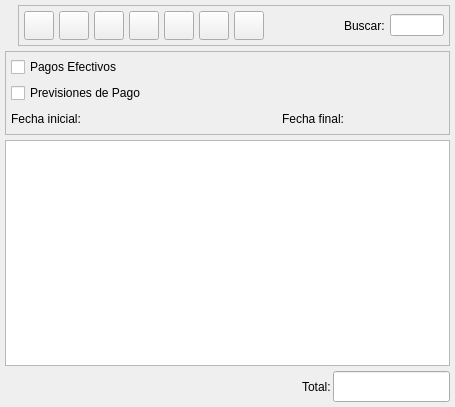
eboladev/Bulmages-1, file bulmages/bulmafact/src/pagoslistbase.ui: the form before one commit.
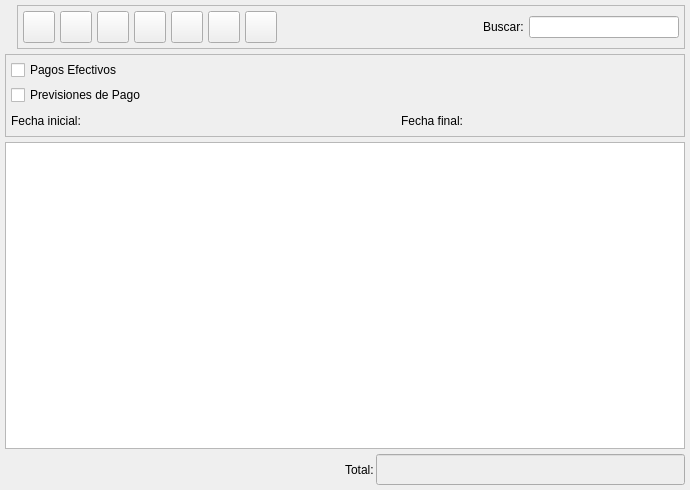
The form after the commit. Icons and pictures are not drawn. Custom widgets are drawn as their Qt base class.

```diff
--- a/bulmages/bulmafact/src/pagoslistbase.ui
+++ b/bulmages/bulmafact/src/pagoslistbase.ui
@@ -9,8 +9,8 @@
    <rect>
     <x>0</x>
     <y>0</y>
-    <width>455</width>
-    <height>407</height>
+    <width>690</width>
+    <height>490</height>
    </rect>
   </property>
   <property name="windowTitle" >
@@ -32,7 +32,7 @@
       <number>0</number>
      </property>
      <property name="spacing" >
-      <number>6</number>
+      <number>5</number>
      </property>
      <item>
       <widget class="QLabel" name="label" >
@@ -69,6 +69,18 @@
         </property>
         <item>
          <widget class="QToolButton" name="mui_crear" >
+          <property name="minimumSize" >
+           <size>
+            <width>32</width>
+            <height>32</height>
+           </size>
+          </property>
+          <property name="maximumSize" >
+           <size>
+            <width>32</width>
+            <height>32</height>
+           </size>
+          </property>
           <property name="toolTip" >
            <string>Nuevo pago</string>
           </property>
@@ -91,6 +103,18 @@
         </item>
         <item>
          <widget class="QToolButton" name="mui_editar" >
+          <property name="minimumSize" >
+           <size>
+            <width>32</width>
+            <height>32</height>
+           </size>
+          </property>
+          <property name="maximumSize" >
+           <size>
+            <width>32</width>
+            <height>32</height>
+           </size>
+          </property>
           <property name="toolTip" >
            <string>Editar pago</string>
           </property>
@@ -113,6 +137,18 @@
         </item>
         <item>
          <widget class="QToolButton" name="mui_borrar" >
+          <property name="minimumSize" >
+           <size>
+            <width>32</width>
+            <height>32</height>
+           </size>
+          </property>
+          <property name="maximumSize" >
+           <size>
+            <width>32</width>
+            <height>32</height>
+           </size>
+          </property>
           <property name="toolTip" >
            <string>Borrar pago</string>
           </property>
@@ -135,6 +171,18 @@
         </item>
         <item>
          <widget class="QToolButton" name="mui_imprimir" >
+          <property name="minimumSize" >
+           <size>
+            <width>32</width>
+            <height>32</height>
+           </size>
+          </property>
+          <property name="maximumSize" >
+           <size>
+            <width>32</width>
+            <height>32</height>
+           </size>
+          </property>
           <property name="toolTip" >
            <string>Imprimir listado</string>
           </property>
@@ -157,6 +205,18 @@
         </item>
         <item>
          <widget class="QToolButton" name="mui_filtrar" >
+          <property name="minimumSize" >
+           <size>
+            <width>32</width>
+            <height>32</height>
+           </size>
+          </property>
+          <property name="maximumSize" >
+           <size>
+            <width>32</width>
+            <height>32</height>
+           </size>
+          </property>
           <property name="toolTip" >
            <string>Filtrar pagos</string>
           </property>
@@ -182,6 +242,18 @@
         </item>
         <item>
          <widget class="QToolButton" name="mui_configurar" >
+          <property name="minimumSize" >
+           <size>
+            <width>32</width>
+            <height>32</height>
+           </size>
+          </property>
+          <property name="maximumSize" >
+           <size>
+            <width>32</width>
+            <height>32</height>
+           </size>
+          </property>
           <property name="toolTip" >
            <string>Configurar listado</string>
           </property>
@@ -207,6 +279,18 @@
         </item>
         <item>
          <widget class="QToolButton" name="mui_actualizar" >
+          <property name="minimumSize" >
+           <size>
+            <width>32</width>
+            <height>32</height>
+           </size>
+          </property>
+          <property name="maximumSize" >
+           <size>
+            <width>32</width>
+            <height>32</height>
+           </size>
+          </property>
           <property name="toolTip" >
            <string>Actualizar listado</string>
           </property>
@@ -243,6 +327,19 @@
           </property>
          </spacer>
         </item>
+        <item>
+         <spacer>
+          <property name="orientation" >
+           <enum>Qt::Horizontal</enum>
+          </property>
+          <property name="sizeHint" >
+           <size>
+            <width>40</width>
+            <height>20</height>
+           </size>
+          </property>
+         </spacer>
+        </item>
         <item>
          <widget class="QLabel" name="textLabel1" >
           <property name="text" >
@@ -251,7 +348,14 @@
          </widget>
         </item>
         <item>
-         <widget class="QLineEdit" name="m_filtro" />
+         <widget class="QLineEdit" name="m_filtro" >
+          <property name="minimumSize" >
+           <size>
+            <width>150</width>
+            <height>0</height>
+           </size>
+          </property>
+         </widget>
         </item>
        </layout>
       </widget>
@@ -279,7 +383,7 @@
          <number>0</number>
         </property>
         <property name="spacing" >
-         <number>6</number>
+         <number>5</number>
         </property>
         <item>
          <layout class="QVBoxLayout" >
@@ -287,7 +391,7 @@
            <number>0</number>
           </property>
           <property name="spacing" >
-           <number>6</number>
+           <number>5</number>
           </property>
           <item>
            <widget class="QCheckBox" name="mui_efectivos" >
@@ -355,7 +459,7 @@
          <number>0</number>
         </property>
         <property name="spacing" >
-         <number>2</number>
+         <number>5</number>
         </property>
         <item>
          <widget class="QLabel" name="textLabel1_4" >
@@ -365,7 +469,14 @@
          </widget>
         </item>
         <item>
-         <widget class="BusquedaFecha" native="1" name="m_fechain" />
+         <widget class="BusquedaFecha" native="1" name="m_fechain" >
+          <property name="minimumSize" >
+           <size>
+            <width>150</width>
+            <height>0</height>
+           </size>
+          </property>
+         </widget>
         </item>
         <item>
          <spacer>
@@ -391,7 +502,14 @@
          </widget>
         </item>
         <item>
-         <widget class="BusquedaFecha" native="1" name="m_fechafin" />
+         <widget class="BusquedaFecha" native="1" name="m_fechafin" >
+          <property name="minimumSize" >
+           <size>
+            <width>150</width>
+            <height>0</height>
+           </size>
+          </property>
+         </widget>
         </item>
         <item>
          <spacer>
@@ -453,6 +571,43 @@
        <property name="enabled" >
         <bool>true</bool>
        </property>
+       <property name="palette" >
+        <palette>
+         <active>
+          <colorrole role="Base" >
+           <brush brushstyle="SolidPattern" >
+            <color alpha="255" >
+             <red>238</red>
+             <green>238</green>
+             <blue>238</blue>
+            </color>
+           </brush>
+          </colorrole>
+         </active>
+         <inactive>
+          <colorrole role="Base" >
+           <brush brushstyle="SolidPattern" >
+            <color alpha="255" >
+             <red>238</red>
+             <green>238</green>
+             <blue>238</blue>
+            </color>
+           </brush>
+          </colorrole>
+         </inactive>
+         <disabled>
+          <colorrole role="Base" >
+           <brush brushstyle="SolidPattern" >
+            <color alpha="255" >
+             <red>255</red>
+             <green>255</green>
+             <blue>255</blue>
+            </color>
+           </brush>
+          </colorrole>
+         </disabled>
+        </palette>
+       </property>
        <property name="font" >
         <font>
          <family>Sans Serif</family>
@@ -467,6 +622,9 @@
        <property name="alignment" >
         <set>Qt::AlignRight</set>
        </property>
+       <property name="readOnly" >
+        <bool>true</bool>
+       </property>
       </widget>
      </item>
     </layout>
```
